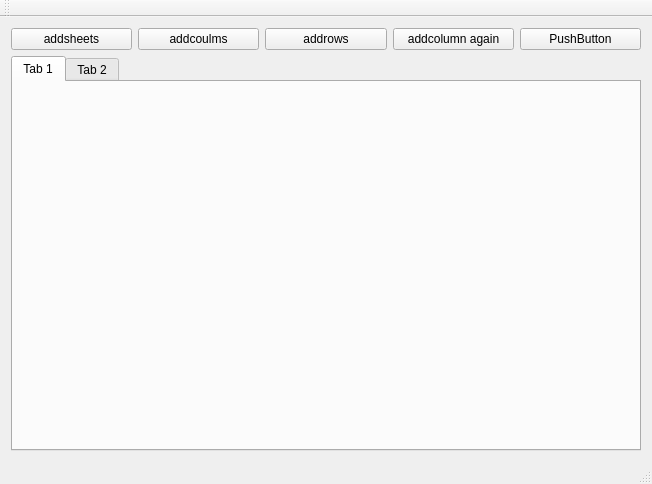
This is example/mainwindow.ui in dadehabzar/QWorkSheet as Qt 5 draws it before an edit. The edited form follows.
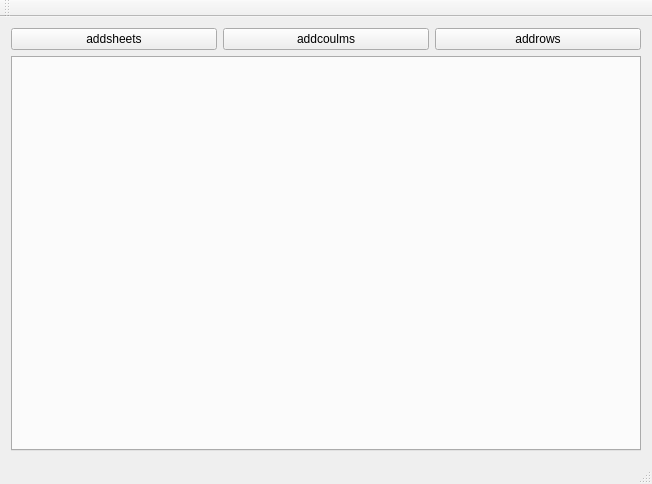
This is the edited form.

What changed in the file:
```diff
--- a/example/mainwindow.ui
+++ b/example/mainwindow.ui
@@ -38,20 +38,6 @@
         </property>
        </widget>
       </item>
-      <item>
-       <widget class="QPushButton" name="pushButton_4">
-        <property name="text">
-         <string>addcolumn again</string>
-        </property>
-       </widget>
-      </item>
-      <item>
-       <widget class="QPushButton" name="pushButton_5">
-        <property name="text">
-         <string>PushButton</string>
-        </property>
-       </widget>
-      </item>
      </layout>
     </item>
     <item row="1" column="0">
@@ -61,16 +47,6 @@
         <property name="currentIndex">
          <number>0</number>
         </property>
-        <widget class="QWidget" name="tab">
-         <attribute name="title">
-          <string>Tab 1</string>
-         </attribute>
-        </widget>
-        <widget class="QWidget" name="tab_2">
-         <attribute name="title">
-          <string>Tab 2</string>
-         </attribute>
-        </widget>
        </widget>
       </item>
      </layout>
```
Left out of the diff: 8 changed lines with no effect on the pictures.
